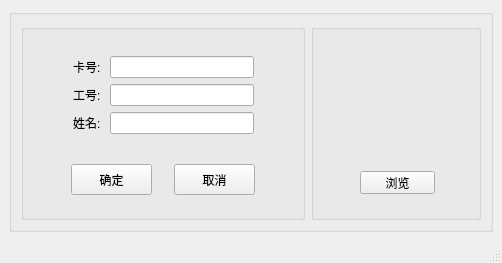
Jinyuancheng/MenJinManager, file MenJinManager/ui/fmAddUser.ui: the form before one commit.
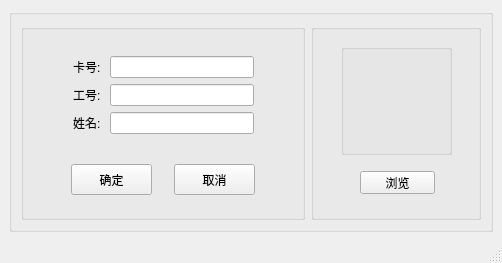
The form after the commit.

Diff of the .ui file:
```diff
--- a/MenJinManager/ui/fmAddUser.ui
+++ b/MenJinManager/ui/fmAddUser.ui
@@ -115,19 +115,6 @@
            <property name="title">
             <string/>
            </property>
-           <widget class="QLabel" name="m_lbPic">
-            <property name="geometry">
-             <rect>
-              <x>32</x>
-              <y>10</y>
-              <width>101</width>
-              <height>111</height>
-             </rect>
-            </property>
-            <property name="text">
-             <string/>
-            </property>
-           </widget>
            <widget class="QPushButton" name="m_btnPicPath">
             <property name="geometry">
              <rect>
@@ -141,6 +128,28 @@
              <string>浏览</string>
             </property>
            </widget>
+           <widget class="QGroupBox" name="groupBox_4">
+            <property name="geometry">
+             <rect>
+              <x>30</x>
+              <y>20</y>
+              <width>111</width>
+              <height>111</height>
+             </rect>
+            </property>
+            <property name="title">
+             <string/>
+            </property>
+            <layout class="QGridLayout" name="gridLayout_3">
+             <item row="0" column="0">
+              <widget class="QLabel" name="m_lbPic">
+               <property name="text">
+                <string/>
+               </property>
+              </widget>
+             </item>
+            </layout>
+           </widget>
           </widget>
          </item>
         </layout>
```
Left out of the diff: 2 changed lines with no effect on the pictures.
